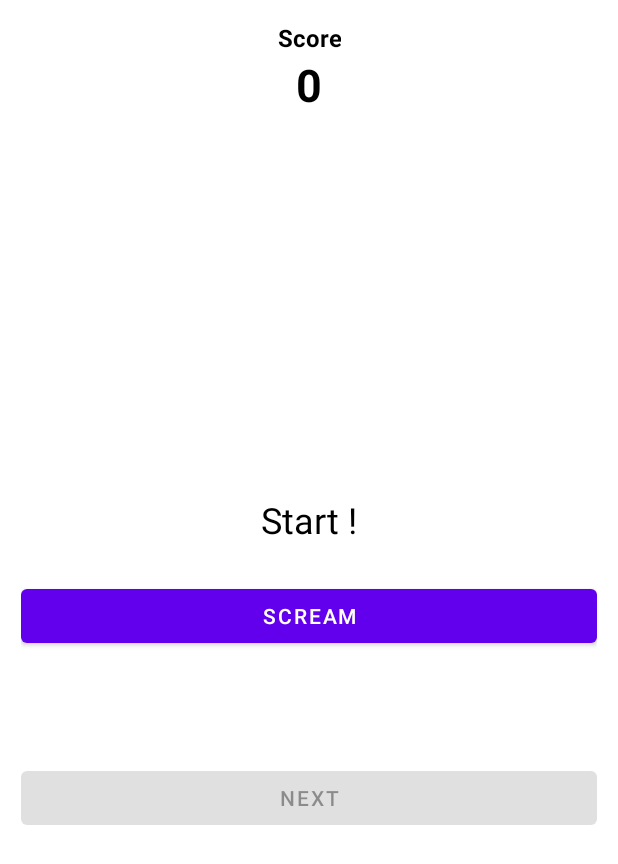
After one commit to Doffy21/progm, an Android app: the layout activity_sound.xml on its own in the app's theme, with its tools: preview values and no code run, on a phone screen of 412 x 824 dp. The commit adds this screen. Shown: the top 864 px of the screen. Run offline under Robolectric (Android 15) with nearby library versions, the phone set to English and light mode, and no system bars.

Commit message:
Jeux de mouvement et de sons

```diff
--- a/app/build.gradle.kts
+++ b/app/build.gradle.kts
@@ -44,4 +44,5 @@ dependencies {
     testImplementation(libs.junit)
     androidTestImplementation(libs.androidx.junit)
     androidTestImplementation(libs.androidx.espresso.core)
+
 }
--- a/app/src/main/AndroidManifest.xml
+++ b/app/src/main/AndroidManifest.xml
@@ -1,6 +1,7 @@
 <?xml version="1.0" encoding="utf-8"?>
 <manifest xmlns:android="http://schemas.android.com/apk/res/android"
     xmlns:tools="http://schemas.android.com/tools">
+    <uses-permission android:name="android.permission.RECORD_AUDIO" />
     <uses-permission android:name="android.permission.INTERNET" />
     <application
         android:allowBackup="true"
@@ -13,7 +14,7 @@
         android:theme="@style/Theme.Games"
         tools:targetApi="31">
         <activity
-            android:name=".QcmActivity"
+            android:name=".MainActivity"
             android:exported="true">
             <intent-filter>
                 <action android:name="android.intent.action.MAIN" />
--- a/app/src/main/res/layout/activity_qcm.xml
+++ b/app/src/main/res/layout/activity_qcm.xml
@@ -9,8 +9,7 @@
         android:layout_width="match_parent"
         android:layout_height="match_parent"
         android:orientation="vertical"
-        android:paddingStart="14dp"
-        android:paddingEnd="14dp"
+        android:padding="14dp"
         app:layout_constraintStart_toStartOf="parent"
         app:layout_constraintTop_toTopOf="parent">
 
--- /dev/null
+++ b/app/src/main/res/layout/activity_sound.xml
@@ -0,0 +1,77 @@
+<?xml version="1.0" encoding="utf-8"?>
+<androidx.constraintlayout.widget.ConstraintLayout xmlns:android="http://schemas.android.com/apk/res/android"
+    xmlns:app="http://schemas.android.com/apk/res-auto"
+    android:id="@+id/main"
+    android:layout_width="match_parent"
+    android:layout_height="match_parent">
+
+    <LinearLayout
+        android:layout_width="match_parent"
+        android:layout_height="match_parent"
+        android:orientation="vertical"
+        android:padding="14dp"
+        app:layout_constraintStart_toStartOf="parent"
+        app:layout_constraintTop_toTopOf="parent">
+
+        <LinearLayout
+            android:layout_width="match_parent"
+            android:layout_height="wrap_content"
+            android:gravity="center_horizontal"
+            android:orientation="vertical">
+
+            <TextView
+                android:id="@+id/textView"
+                android:layout_width="wrap_content"
+                android:layout_height="wrap_content"
+                android:text="@string/score"
+                android:textAlignment="center"
+                android:textSize="16sp"
+                android:textStyle="bold" />
+
+            <TextView
+                android:id="@+id/score_text"
+                android:layout_width="wrap_content"
+                android:layout_height="wrap_content"
+                android:text="0"
+                android:textSize="30sp"
+                android:textStyle="bold" />
+        </LinearLayout>
+
+        <LinearLayout
+            android:layout_width="match_parent"
+            android:layout_height="match_parent"
+            android:gravity="center"
+            android:orientation="vertical">
+
+            <TextView
+                android:id="@+id/countdown_text"
+                android:layout_width="wrap_content"
+                android:layout_height="wrap_content"
+                android:layout_marginBottom="24dp"
+                android:text="Start !"
+                android:textSize="24sp" />
+
+            <Button
+                android:id="@+id/start_button"
+                android:layout_width="match_parent"
+                android:layout_height="wrap_content"
+                android:text="Scream" />
+
+            <TextView
+                android:id="@+id/result_text"
+                android:layout_width="wrap_content"
+                android:layout_height="wrap_content"
+                android:text=""
+                android:textSize="20sp"
+                android:layout_marginTop="32dp" />
+            <Button
+                android:id="@+id/button"
+                android:layout_width="match_parent"
+                android:layout_height="wrap_content"
+                android:layout_marginTop="14dp"
+                android:enabled="false"
+                android:text="@string/next" />
+        </LinearLayout>
+
+    </LinearLayout>
+</androidx.constraintlayout.widget.ConstraintLayout>
--- a/app/src/main/res/layout/main_layout.xml
+++ b/app/src/main/res/layout/main_layout.xml
@@ -11,8 +11,7 @@
         android:layout_width="match_parent"
         android:layout_height="match_parent"
         android:orientation="vertical"
-        android:paddingStart="14dp"
-        android:paddingEnd="14dp"
+        android:padding="14dp"
         app:layout_constraintStart_toStartOf="parent"
         app:layout_constraintTop_toTopOf="parent">
 
--- a/app/src/main/res/values/strings.xml
+++ b/app/src/main/res/values/strings.xml
@@ -8,4 +8,7 @@
     <string name="wrong">Wrong !</string>
     <string name="next">Next</string>
     <string name="answer">Answer</string>
+    <string name="move">Move !</string>
+    <string name="stop">STOP !</string>
+    <string name="win">WIN !</string>
 </resources>
--- a/gradle/libs.versions.toml
+++ b/gradle/libs.versions.toml
@@ -1,5 +1,6 @@
 [versions]
 agp = "8.8.0"
+composeBom = "2023.10.01"
 kotlin = "1.9.24"
 coreKtx = "1.15.0"
 junit = "4.13.2"
@@ -10,7 +11,11 @@ material = "1.12.0"
 retrofit = "2.9.0"
 
 [libraries]
+androidx-activity-compose = { module = "androidx.activity:activity-compose" }
+androidx-compose-bom = { module = "androidx.compose:compose-bom", version.ref = "composeBom" }
 androidx-core-ktx = { group = "androidx.core", name = "core-ktx", version.ref = "coreKtx" }
+androidx-foundation = { module = "androidx.compose.foundation:foundation" }
+androidx-material = { module = "androidx.compose.material:material" }
 converter-gson = { module = "com.squareup.retrofit2:converter-gson", version.ref = "retrofit" }
 junit = { group = "junit", name = "junit", version.ref = "junit" }
 androidx-junit = { group = "androidx.test.ext", name = "junit", version.ref = "junitVersion" }
```
Also changed, not shown: app/src/main/java/com/example/games/SoundActivity.kt (added, +148 -0 lines), app/src/main/java/com/example/games/SunActivity.kt (added, +161 -0 lines), app/src/main/res/layout/activity_sun.xml (added, +71 -0 lines).
